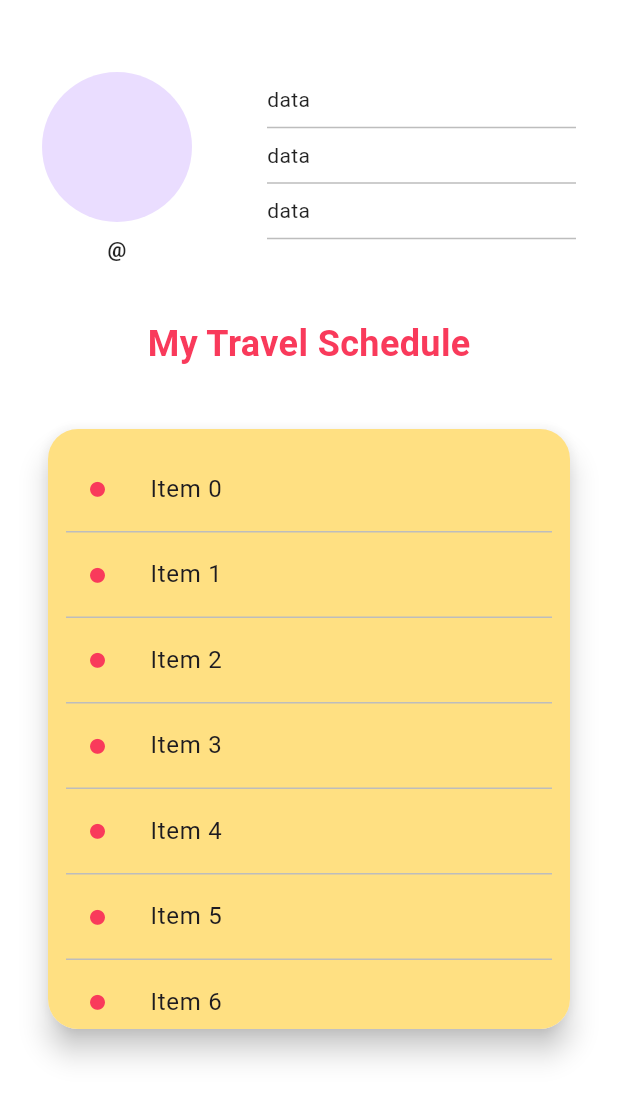
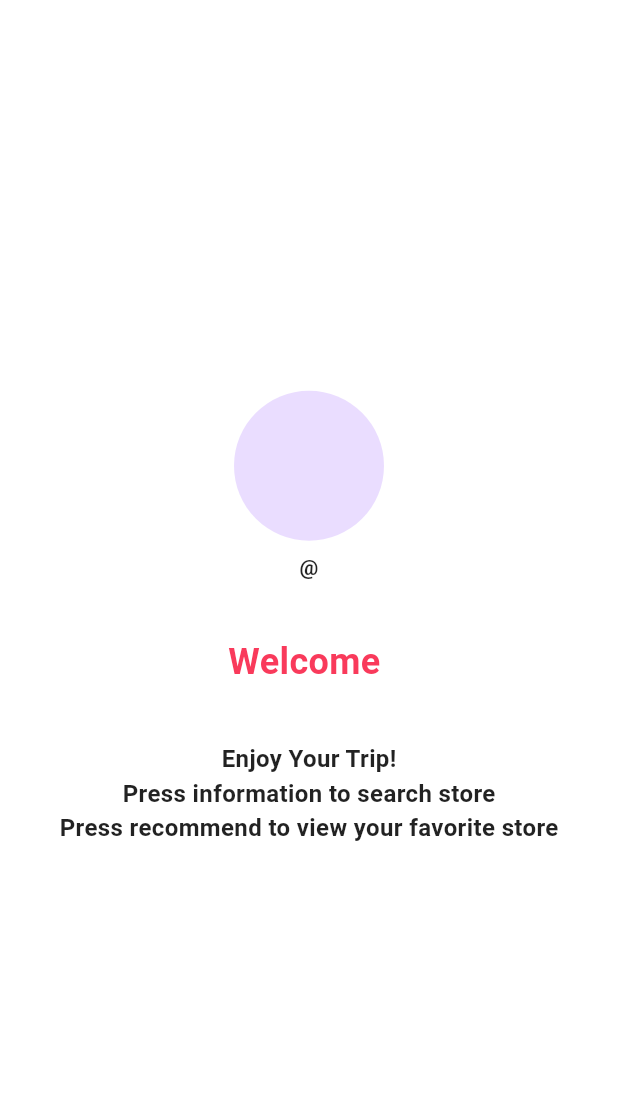
Before and after one commit to Carl-Lee91/Flamengo, a Flutter app: the DashBoardScreen screen opened directly, on a phone screen of 412 x 824 dp. Shown: the top 1100 px of the screen. Run offline on Flutter 3.47's test engine with Material 2 defaults, Android fonts, the phone set to English and light mode, and no system bars; our stand-ins replace cloud_firestore, firebase_auth, firebase_core, firebase_storage, flutter_dotenv, flutter_riverpod and 8 more; accounts and stored records are empty.

Commit message:
리팩터링: 대시보드
대시보드 개정

```diff
--- a/flamengo/lib/screens/dashboard/dashboard.dart
+++ b/flamengo/lib/screens/dashboard/dashboard.dart
@@ -1,11 +1,9 @@
 import 'package:flamengo/constants/gaps.dart';
 import 'package:flamengo/constants/sizes.dart';
 import 'package:flamengo/screens/dashboard/widget/avatar.dart';
-import 'package:flamengo/screens/dashboard/widget/divider.dart';
 import 'package:flamengo/screens/users/view_models/users_view_models.dart';
 import 'package:flutter/material.dart';
 import 'package:flutter_riverpod/flutter_riverpod.dart';
-import 'package:font_awesome_flutter/font_awesome_flutter.dart';
 
 class DashBoardScreen extends ConsumerStatefulWidget {
   const DashBoardScreen({
@@ -29,16 +27,16 @@ class _DashBoardScreenState extends ConsumerState<DashBoardScreen> {
             child: CircularProgressIndicator.adaptive(),
           ),
           data: (data) => Scaffold(
-            body: SingleChildScrollView(
-              child: Padding(
+            body: Padding(
               padding: const EdgeInsets.symmetric(
                 horizontal: Sizes.size28,
                 vertical: Sizes.size48,
               ),
               child: Column(
+                mainAxisAlignment: MainAxisAlignment.center,
                 children: [
                   Row(
-                      mainAxisAlignment: MainAxisAlignment.spaceBetween,
+                    mainAxisAlignment: MainAxisAlignment.center,
                     children: [
                       Column(
                         children: [
@@ -56,28 +54,11 @@ class _DashBoardScreenState extends ConsumerState<DashBoardScreen> {
                           ),
                         ],
                       ),
-                        const Column(
-                          crossAxisAlignment: CrossAxisAlignment.start,
-                          children: [
-                            Text("data"),
-                            Gaps.v8,
-                            DashboardDivider(),
-                            Gaps.v8,
-                            Text("data"),
-                            Gaps.v8,
-                            DashboardDivider(),
-                            Gaps.v8,
-                            Text("data"),
-                            Gaps.v8,
-                            DashboardDivider(),
-                            Gaps.v8,
-                          ],
-                        ),
                     ],
                   ),
                   Gaps.v36,
                   Text(
-                      "My Travel Schedule",
+                    "Welcome ${data.name}",
                     style: TextStyle(
                       color: Theme.of(context).primaryColor,
                       fontSize: Sizes.size24,
@@ -85,46 +66,31 @@ class _DashBoardScreenState extends ConsumerState<DashBoardScreen> {
                     ),
                   ),
                   Gaps.v36,
-                    Card(
-                      elevation: 8,
-                      shape: RoundedRectangleBorder(
-                        borderRadius: BorderRadius.circular(20),
-                      ),
-                      child: Container(
-                        width: MediaQuery.of(context).size.width,
-                        height: 400,
-                        decoration: BoxDecoration(
-                          borderRadius: BorderRadius.circular(20),
-                          color: Colors.amber.shade200,
-                        ),
-                        child: Padding(
-                          padding: const EdgeInsets.symmetric(
-                            horizontal: Sizes.size12,
-                            vertical: Sizes.size12,
-                          ),
-                          child: ListView.separated(
-                            itemBuilder: (context, index) {
-                              return ListTile(
-                                title: Text("Item $index"),
-                                leading: FaIcon(
-                                  FontAwesomeIcons.solidCircle,
-                                  size: Sizes.size10,
-                                  color: Theme.of(context).primaryColor,
-                                ),
-                              );
-                            },
-                            separatorBuilder: (context, index) =>
-                                const DashboardDivider(),
-                            itemCount: 10,
+                  const Text(
+                    "Enjoy Your Trip!",
+                    style: TextStyle(
+                      fontSize: Sizes.size16,
+                      fontWeight: FontWeight.w600,
                     ),
                   ),
+                  const Text(
+                    "Press information to search store",
+                    style: TextStyle(
+                      fontSize: Sizes.size16,
+                      fontWeight: FontWeight.w600,
+                    ),
+                  ),
+                  const Text(
+                    "Press recommend to view your favorite store",
+                    style: TextStyle(
+                      fontSize: Sizes.size16,
+                      fontWeight: FontWeight.w600,
                     ),
                   ),
                 ],
               ),
             ),
           ),
-          ),
         );
   }
 }
```
Lines whose indentation alone changed are shown as unchanged.
